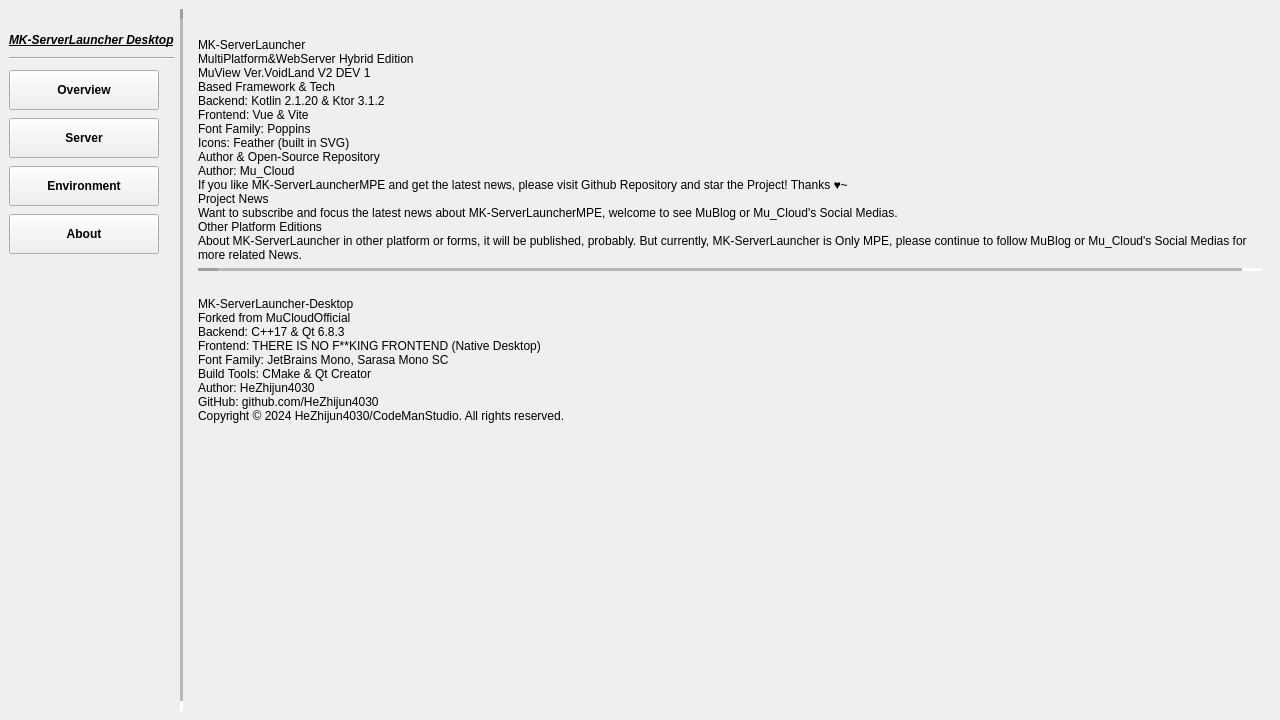
Before: the Qt Designer form Client.ui in MuVerse-Project/MK-ServerLauncherDesktop, drawn with Qt 5.
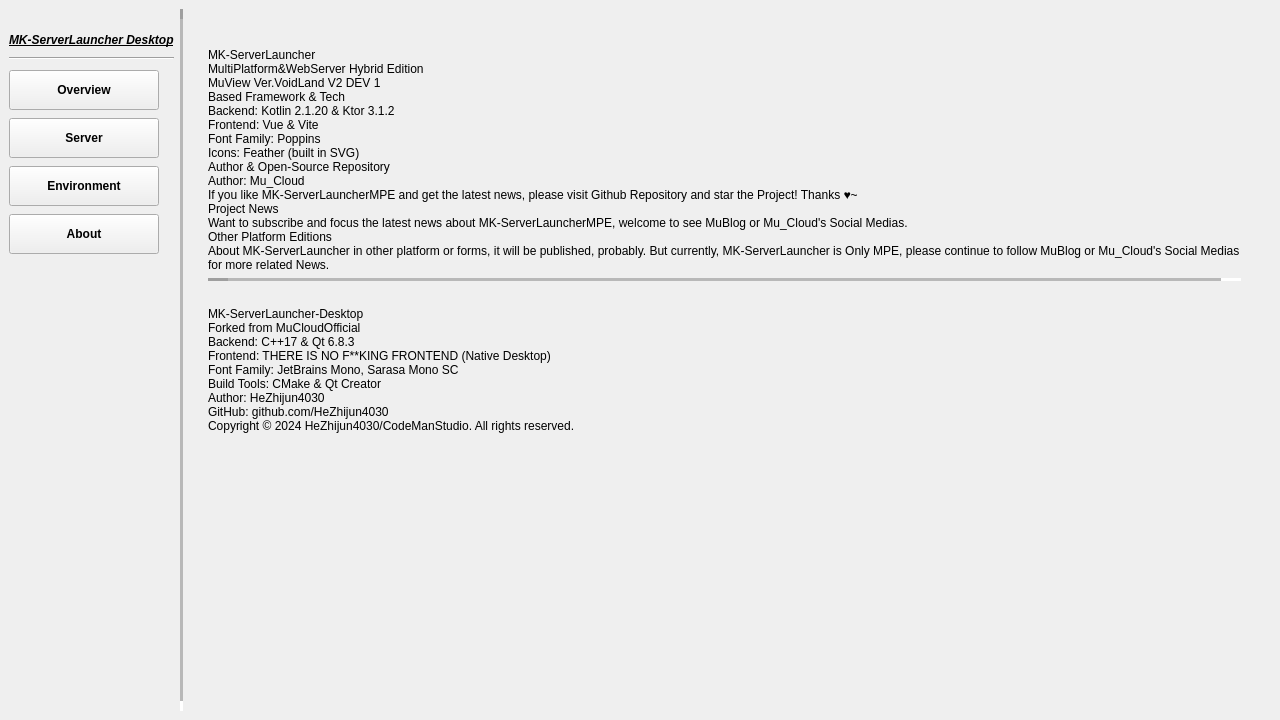
After: the same form once the commit is applied. The open tabs and pages were chosen to show the change. Icons and pictures are not drawn.

Commit message: [Feat](MainWindow): 优化Tween动画生命周期，将叠组放入Widget中确保不会出视觉问题

```diff
--- a/Client.ui
+++ b/Client.ui
@@ -235,7 +235,22 @@
     </widget>
    </item>
    <item>
+    <widget class="QWidget" name="TweenGuy" native="true">
+     <property name="sizePolicy">
+      <sizepolicy hsizetype="Expanding" vsizetype="Expanding">
+       <horstretch>0</horstretch>
+       <verstretch>0</verstretch>
+      </sizepolicy>
+     </property>
     <widget class="QStackedWidget" name="stackedWidget">
+      <property name="geometry">
+       <rect>
+        <x>10</x>
+        <y>10</y>
+        <width>1051</width>
+        <height>702</height>
+       </rect>
+      </property>
      <property name="sizePolicy">
       <sizepolicy hsizetype="Expanding" vsizetype="Expanding">
        <horstretch>1</horstretch>
@@ -510,6 +525,7 @@
       </layout>
      </widget>
     </widget>
+    </widget>
    </item>
   </layout>
  </widget>
```
Left out of the diff: 4 changed lines with no effect on the pictures. Lines whose indentation alone changed are shown as unchanged. The commit also changes 2 other files.
